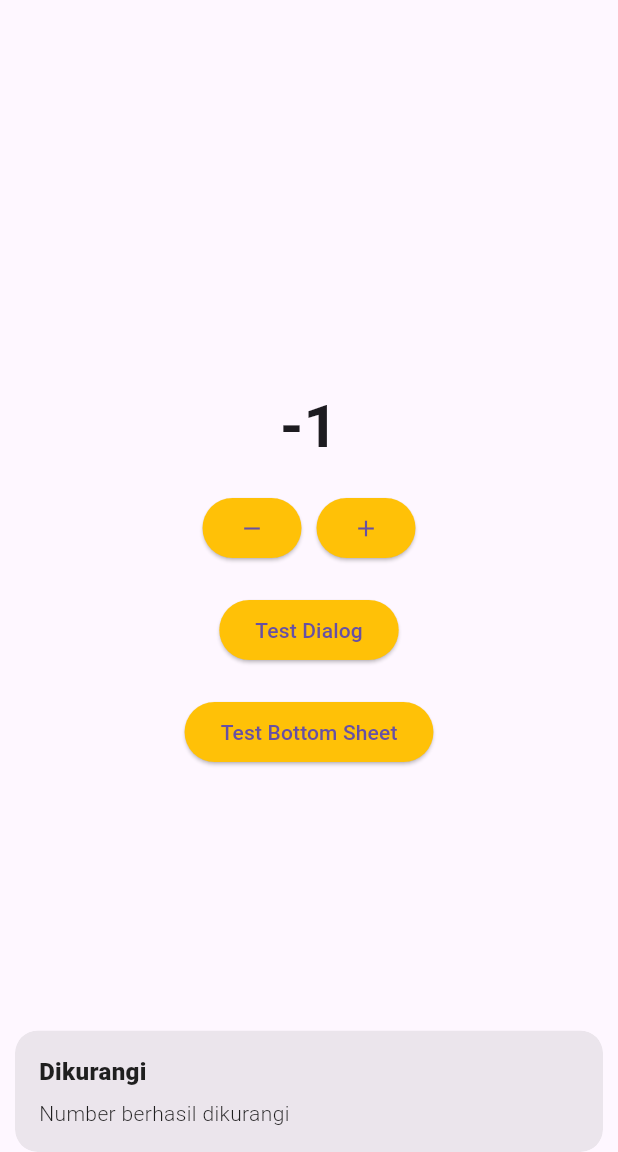
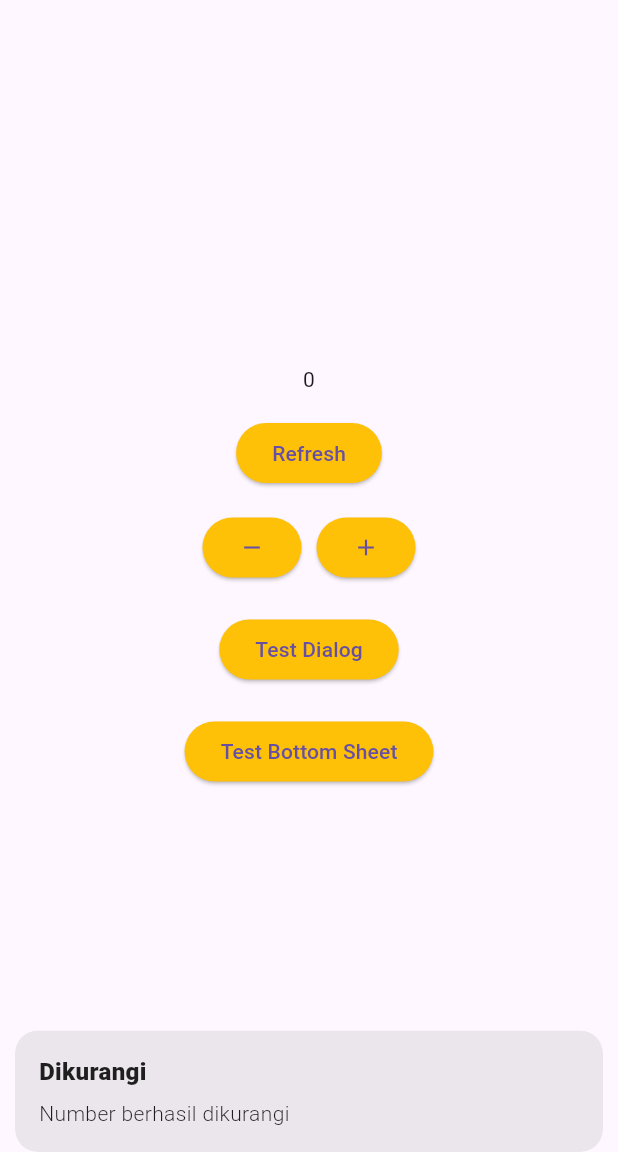
Before and after one commit to itsMallix/flutter_GetX, a Flutter app: the screen it shows after launch, after a tap on the "remove" icon, on a phone screen of 412 x 824 dp, the part 84-1236 px from its top. Run offline on Flutter 3.47's test engine with Material 3 defaults, Android fonts, the phone set to English and light mode, and no system bars; our stand-ins replace get.

Commit message:
docs : add reactive / simpel state

```diff
--- a/lib/controller/getx_controller.dart
+++ b/lib/controller/getx_controller.dart
@@ -1,7 +1,18 @@
 import 'package:get/get.dart';
 
-class Controller extends GetxController {
-  var number = 0.obs; //state yang akan dipantau perubahannya
-  increment() => number++;
-  decrement() => number--;
+class NumController extends GetxController {
+  // var number = 0.obs; //state / nilai  yang akan dipantau perubahannya
+  int number = 0; //state / nilai  yang akan dipantau perubahannya
+
+  void incrementNumber() {
+    number++;
+  }
+
+  void decrementNumber() {
+    number--;
+  }
+
+  void refreshNumber() {
+    update();
+  }
 }
--- a/lib/views/screen_home.dart
+++ b/lib/views/screen_home.dart
@@ -7,7 +7,7 @@ class ScreenHome extends StatelessWidget {
 
   @override
   Widget build(BuildContext context) {
-    final getController = Get.put(Controller());
+    final getController = Get.put(NumController());
     return Scaffold(
       appBar: AppBar(
         title: const Text("Belajar Getx"),
@@ -18,14 +18,31 @@ class ScreenHome extends StatelessWidget {
         child: Column(
           mainAxisAlignment: MainAxisAlignment.center,
           children: [
-            Obx(
-              () => Text(
-                "${getController.number.value}", //ambil value untuk diambil datanya karena obs
-                style: const TextStyle(
-                  fontWeight: FontWeight.bold,
-                  fontSize: 40,
-                ),
+            GetBuilder<NumController>(
+              // state management simple (butuh trigger) => getbuilder
+              builder: (controller) => Text(
+                "${getController.number}",
               ),
+            ),
+            // Obx(
+            //   // state management reactive (langsung update) => obx
+            //   () => Text(
+            //     "${getController.number.value}", //ambil value untuk diambil datanya karena obs
+            //     style: const TextStyle(
+            //       fontWeight: FontWeight.bold,
+            //       fontSize: 40,
+            //     ),
+            //   ),
+            // ),
+            const SizedBox(height: 15.0),
+            ElevatedButton(
+              style: ElevatedButton.styleFrom(
+                backgroundColor: Colors.amber,
+              ),
+              onPressed: () {
+                getController.refreshNumber();
+              },
+              child: const Text("Refresh"),
             ),
             const SizedBox(height: 15.0),
             Row(
@@ -36,7 +53,7 @@ class ScreenHome extends StatelessWidget {
                     backgroundColor: Colors.amber,
                   ),
                   onPressed: () {
-                    getController.decrement();
+                    getController.decrementNumber();
                     Get.snackbar(
                       "Dikurangi",
                       "Number berhasil dikurangi",
@@ -51,7 +68,7 @@ class ScreenHome extends StatelessWidget {
                     backgroundColor: Colors.amber,
                   ),
                   onPressed: () {
-                    getController.increment();
+                    getController.incrementNumber();
                     Get.snackbar(
                       "Ditambah",
                       "Number berhasil ditambah",
```
Also changed, not shown: lib/views/screen_observable.dart (added).
